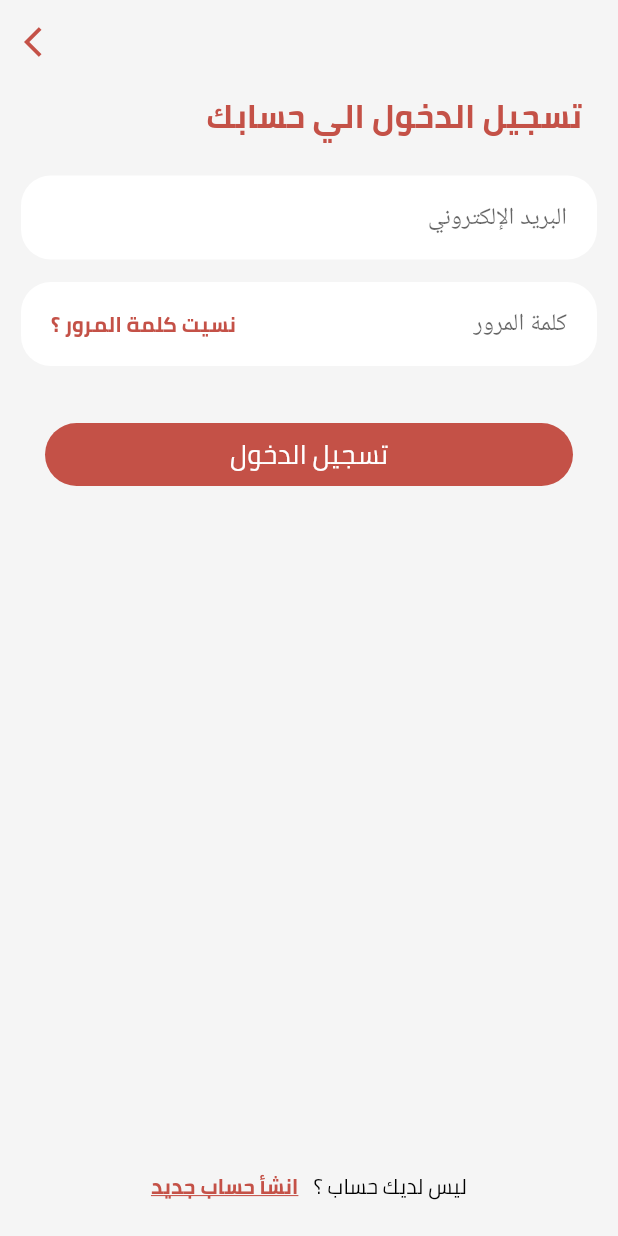
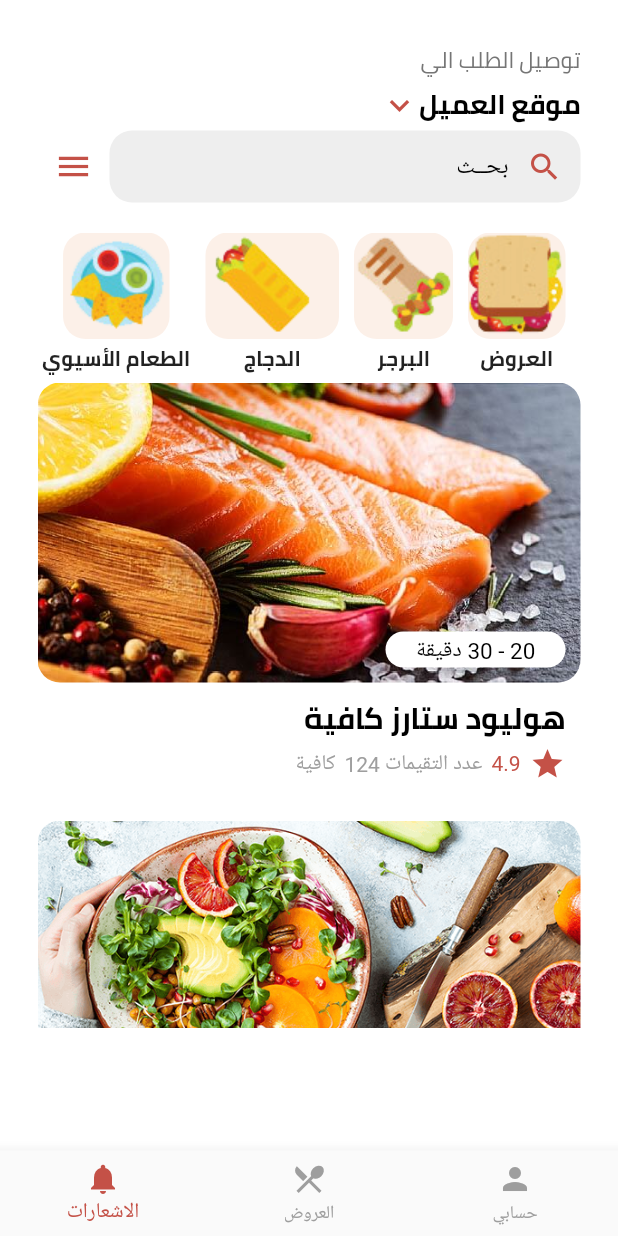
Before and after one commit to Mohamedghaly140/Restaurant-Mobile-App, a Flutter app: the LoginScreen screen opened directly, after a tap on "تسجيل الدخول", on a phone screen of 412 x 824 dp. Run offline on Flutter 3.47's test engine with Material 2 defaults, Android fonts, the phone set to English and light mode, and no system bars; our stand-ins replace font_awesome_flutter, page_indicator.

Commit message:
add home page and drawer

```diff
--- a/lib/pages/account/login_screen.dart
+++ b/lib/pages/account/login_screen.dart
@@ -2,6 +2,7 @@ import 'package:flutter/material.dart';
 
 import '../account/forget_password_screen.dart';
 import '../account/register_screen.dart';
+import '../home/home_screen.dart';
 import '../config.dart';
 
 class LoginScreen extends StatefulWidget {
@@ -139,7 +140,13 @@ class _LoginScreenState extends State<LoginScreen> {
                       ),
                       SizedBox(height: 20),
                       MaterialButton(
-                        onPressed: () {},
+                        onPressed: () {
+                          Navigator.of(context).push(
+                            MaterialPageRoute(builder: (_) {
+                              return HomeScreen();
+                            }),
+                          );
+                        },
                         child: Container(
                           padding: const EdgeInsets.symmetric(vertical: 4),
                           width: double.infinity,
--- a/lib/pages/config.dart
+++ b/lib/pages/config.dart
@@ -1,3 +1,4 @@
 import 'package:flutter/material.dart';
 
 const Color primaryColor = Color(0xffC45147);
+const Color accentColor = Color(0xffFCF0E8);
--- /dev/null
+++ b/lib/pages/home/home_screen.dart
@@ -0,0 +1,227 @@
+import 'package:flutter/material.dart';
+
+import '../../widgets/category_item.dart';
+import '../../widgets/meal_item.dart';
+import '../../widgets/drawer.dart';
+
+import '../config.dart';
+
+class HomeScreen extends StatefulWidget {
+  const HomeScreen({Key? key}) : super(key: key);
+
+  @override
+  _HomeScreenState createState() => _HomeScreenState();
+}
+
+class _HomeScreenState extends State<HomeScreen> {
+  GlobalKey<ScaffoldState> _drawerKey = GlobalKey<ScaffoldState>();
+
+  final List<Map> _categoryItems = [
+    {
+      'id': '1',
+      'title': 'العروض',
+      'imageUrl': 'assets/images/category/cat1.png',
+    },
+    {
+      'id': '2',
+      'title': 'البرجر',
+      'imageUrl': 'assets/images/category/cat2.png',
+    },
+    {
+      'id': '3',
+      'title': 'الدجاج',
+      'imageUrl': 'assets/images/category/cat3.png',
+    },
+    {
+      'id': '4',
+      'title': 'الطعام الأسيوي',
+      'imageUrl': 'assets/images/category/cat4.png',
+    },
+    {
+      'id': '5',
+      'title': 'العروض',
+      'imageUrl': 'assets/images/category/cat5.png',
+    },
+    {
+      'id': '6',
+      'title': 'العروض',
+      'imageUrl': 'assets/images/category/cat6.png',
+    },
+    {
+      'id': '7',
+      'title': 'العروض',
+      'imageUrl': 'assets/images/category/cat7.png',
+    },
+    {
+      'id': '8',
+      'title': 'العروض',
+      'imageUrl': 'assets/images/category/cat8.png',
+    },
+    {
+      'id': '9',
+      'title': 'العروض',
+      'imageUrl': 'assets/images/category/cat9.png',
+    },
+  ];
+
+  @override
+  Widget build(BuildContext context) {
+    return Scaffold(
+      key: _drawerKey,
+      endDrawer: SideDrawer(),
+      backgroundColor: Colors.white,
+      body: Directionality(
+        textDirection: TextDirection.rtl,
+        child: Container(
+          padding: EdgeInsets.symmetric(
+            vertical: 15,
+            horizontal: 25,
+          ),
+          child: Column(
+            children: <Widget>[
+              Container(
+                margin: EdgeInsets.only(top: 10),
+                alignment: Alignment.centerRight,
+                child: Text(
+                  'توصيل الطلب الي',
+                  style: TextStyle(
+                    color: Colors.grey[600],
+                    fontFamily: 'Cairo',
+                    fontSize: 15,
+                  ),
+                ),
+              ),
+              Container(
+                alignment: Alignment.centerRight,
+                child: Row(
+                  mainAxisAlignment: MainAxisAlignment.start,
+                  children: <Widget>[
+                    Text(
+                      'موقع العميل',
+                      style: TextStyle(
+                        fontSize: 18,
+                        fontFamily: 'Cairo',
+                        color: Colors.black,
+                        fontWeight: FontWeight.bold,
+                      ),
+                    ),
+                    InkWell(
+                      onTap: () {
+                        _drawerKey.currentState!.openEndDrawer();
+                      },
+                      child: Icon(
+                        Icons.keyboard_arrow_down,
+                        color: primaryColor,
+                        size: 26,
+                      ),
+                    ),
+                  ],
+                ),
+              ),
+              Container(
+                width: double.infinity,
+                child: Row(
+                  mainAxisAlignment: MainAxisAlignment.spaceBetween,
+                  children: [
+                    Expanded(
+                      child: TextFormField(
+                        textDirection: TextDirection.rtl,
+                        textInputAction: TextInputAction.done,
+                        decoration: InputDecoration(
+                          hintText: 'بحــث',
+                          hintStyle: TextStyle(color: Colors.black),
+                          prefixIcon: Icon(
+                            Icons.search,
+                            color: primaryColor,
+                          ),
+                          border: OutlineInputBorder(
+                            borderSide: BorderSide.none,
+                            borderRadius: BorderRadius.circular(15),
+                          ),
+                          focusedBorder: OutlineInputBorder(
+                            borderSide: BorderSide.none,
+                            borderRadius: BorderRadius.circular(15),
+                          ),
+                          hintTextDirection: TextDirection.rtl,
+                          fillColor: Colors.grey[200],
+                          filled: true,
+                          contentPadding: EdgeInsets.all(10),
+                        ),
+                      ),
+                    ),
+                    IconButton(
+                      onPressed: () {},
+                      icon: Icon(
+                        Icons.menu,
+                        size: 26,
+                        color: primaryColor,
+                      ),
+                    ),
+                  ],
+                ),
+              ),
+              Container(
+                margin: const EdgeInsets.only(top: 20),
+                width: MediaQuery.of(context).size.width,
+                height: 100,
+                child: ListView.builder(
+                  scrollDirection: Axis.horizontal,
+                  itemCount: _categoryItems.length,
+                  itemBuilder: (ctx, i) {
+                    return CategoryItem(
+                      _categoryItems[i]['id'],
+                      _categoryItems[i]['imageUrl'],
+                      _categoryItems[i]['title'],
+                    );
+                  },
+                ),
+              ),
+              Container(
+                height: MediaQuery.of(context).size.height * 0.522,
+                child: ListView(
+                  children: [
+                    MealItem(
+                      '1',
+                      'assets/images/product/pro1.jpg',
+                      'هوليود ستارز كافية',
+                      '20 - 30',
+                    ),
+                    MealItem(
+                      '1',
+                      'assets/images/product/pro2.jpg',
+                      'هوليود ستارز كافية',
+                      '20 - 30',
+                    ),
+                  ],
+                ),
+              ),
+            ],
+          ),
+        ),
+      ),
+      bottomNavigationBar: BottomNavigationBar(
+        currentIndex: 0,
+        selectedFontSize: 14,
+        unselectedFontSize: 12,
+        selectedItemColor: primaryColor,
+        unselectedItemColor: Colors.grey,
+        showSelectedLabels: true,
+        type: BottomNavigationBarType.fixed,
+        items: [
+          BottomNavigationBarItem(
+            icon: Icon(Icons.notifications),
+            label: 'الاشعارات',
+          ),
+          BottomNavigationBarItem(
+            icon: Icon(Icons.restaurant_menu),
+            label: 'العروض',
+          ),
+          BottomNavigationBarItem(
+            icon: Icon(Icons.person),
+            label: 'حسابي',
+          ),
+        ],
+      ),
+    );
+  }
+}
--- /dev/null
+++ b/lib/widgets/category_item.dart
@@ -0,0 +1,40 @@
+import 'package:flutter/material.dart';
+import '../pages/config.dart';
+
+class CategoryItem extends StatelessWidget {
+  final String categoryId;
+  final String imageUrl;
+  final String title;
+
+  CategoryItem(this.categoryId, this.imageUrl, this.title);
+
+  @override
+  Widget build(BuildContext context) {
+    return Container(
+      margin: const EdgeInsets.only(right: 10),
+      child: Column(
+        children: <Widget>[
+          Container(
+            alignment: Alignment.center,
+            decoration: BoxDecoration(
+              borderRadius: BorderRadius.circular(15),
+              color: accentColor,
+            ),
+            child: Image.asset(
+              imageUrl,
+              alignment: Alignment.center,
+              fit: BoxFit.cover,
+            ),
+          ),
+          Text(
+            title,
+            style: TextStyle(
+              fontWeight: FontWeight.bold,
+              fontFamily: 'Cairo',
+            ),
+          ),
+        ],
+      ),
+    );
+  }
+}
--- /dev/null
+++ b/lib/widgets/drawer.dart
@@ -0,0 +1,34 @@
+import 'package:flutter/material.dart';
+
+import './drawer_item.dart';
+
+class SideDrawer extends StatefulWidget {
+  @override
+  _SideDrawerState createState() => _SideDrawerState();
+}
+
+class _SideDrawerState extends State<SideDrawer> {
+  @override
+  Widget build(BuildContext context) {
+    return Drawer(
+      child: Directionality(
+        textDirection: TextDirection.rtl,
+        child: ListView(
+          children: [
+            UserAccountsDrawerHeader(
+              accountName: Text('Mohamed Ghaly'),
+              accountEmail: Text('mohamedghaly140@gmail.com'),
+              decoration: BoxDecoration(color: Colors.grey[300]),
+              currentAccountPicture: CircleAvatar(
+                backgroundImage: AssetImage('assets/images/profile.png'),
+              ),
+            ),
+            DrawerItem('الرئيسية', Icons.home_outlined),
+            DrawerItem('حسابي', Icons.person_outline),
+            DrawerItem('المفضلة', Icons.favorite_border_outlined),
+          ],
+        ),
+      ),
+    );
+  }
+}
--- /dev/null
+++ b/lib/widgets/drawer_item.dart
@@ -0,0 +1,43 @@
+import 'package:flutter/material.dart';
+import 'package:resturant/pages/config.dart';
+
+class DrawerItem extends StatelessWidget {
+  final String title;
+  final IconData icon;
+
+  DrawerItem(this.title, this.icon);
+
+  @override
+  Widget build(BuildContext context) {
+    return Container(
+      padding: const EdgeInsets.symmetric(horizontal: 10),
+      child: Column(
+        children: [
+          InkWell(
+            onTap: () {},
+            child: ListTile(
+              title: Text(
+                title,
+                style: TextStyle(
+                  fontFamily: 'Cairo',
+                  color: Colors.black,
+                  fontWeight: FontWeight.w500,
+                  fontSize: 17,
+                ),
+              ),
+              leading: Icon(icon, color: primaryColor),
+              trailing: Icon(
+                Icons.arrow_forward_ios_outlined,
+                color: Colors.black,
+                size: 16,
+              ),
+            ),
+          ),
+          Divider(
+            color: Colors.grey[500],
+          )
+        ],
+      ),
+    );
+  }
+}
--- /dev/null
+++ b/lib/widgets/meal_item.dart
@@ -0,0 +1,115 @@
+import 'package:flutter/material.dart';
+
+import '../pages/config.dart';
+
+class MealItem extends StatelessWidget {
+  final String mealId;
+  final String title;
+  final String imageUrl;
+  final String duration;
+
+  MealItem(this.mealId, this.imageUrl, this.title, this.duration);
+
+  @override
+  Widget build(BuildContext context) {
+    return Card(
+      shape: RoundedRectangleBorder(
+        borderRadius: BorderRadius.circular(15),
+      ),
+      elevation: 0,
+      margin: const EdgeInsets.only(top: 0, bottom: 16),
+      child: Column(
+        children: [
+          Stack(
+            children: [
+              ClipRRect(
+                borderRadius: BorderRadius.circular(15),
+                child: Image.asset(
+                  imageUrl,
+                  height: 200,
+                  width: double.infinity,
+                  fit: BoxFit.cover,
+                ),
+              ),
+              Positioned(
+                bottom: 10,
+                right: 10,
+                child: Container(
+                  alignment: Alignment.bottomCenter,
+                  width: 120,
+                  padding: EdgeInsets.symmetric(
+                    vertical: 2,
+                    horizontal: 10,
+                  ),
+                  decoration: BoxDecoration(
+                    color: Colors.white,
+                    borderRadius: BorderRadius.circular(20),
+                  ),
+                  child: Text(
+                    '$duration دقيقة',
+                    textAlign: TextAlign.center,
+                    style: TextStyle(fontSize: 15, color: Colors.black),
+                  ),
+                ),
+              ),
+            ],
+          ),
+          Padding(
+            padding: EdgeInsets.only(
+              right: 10,
+              top: 5,
+              bottom: 10,
+            ),
+            child: Column(
+              children: [
+                Container(
+                  width: double.infinity,
+                  alignment: Alignment.centerRight,
+                  child: Text(
+                    title,
+                    textAlign: TextAlign.right,
+                    textDirection: TextDirection.rtl,
+                    style: TextStyle(
+                      color: Colors.black,
+                      fontSize: 20,
+                      fontFamily: 'Cairo',
+                      fontWeight: FontWeight.bold,
+                    ),
+                  ),
+                ),
+                Row(
+                  // mainAxisAlignment: MainAxisAlignment.spaceAround,
+                  children: [
+                    Row(
+                      children: [
+                        Icon(
+                          Icons.star,
+                          color: primaryColor,
+                        ),
+                        SizedBox(width: 6),
+                        Text(
+                          '4.9',
+                          style: TextStyle(color: primaryColor),
+                        ),
+                        SizedBox(width: 6),
+                        Text(
+                          'عدد التقيمات 124',
+                          style: TextStyle(color: Colors.grey),
+                        ),
+                        SizedBox(width: 6),
+                        Text(
+                          'كافية',
+                          style: TextStyle(color: Colors.grey),
+                        ),
+                      ],
+                    ),
+                  ],
+                ),
+              ],
+            ),
+          ),
+        ],
+      ),
+    );
+  }
+}
--- a/pubspec.yaml
+++ b/pubspec.yaml
@@ -52,6 +52,7 @@ flutter:
     - assets/images/tip1.png
     - assets/images/tip2.png
     - assets/images/tip3.png
+    - assets/images/profile.png
     # -----Categories--------
     - assets/images/category/cat1.png
     - assets/images/category/cat2.png
```
Also changed, not shown: assets/images/profile.png (added).
